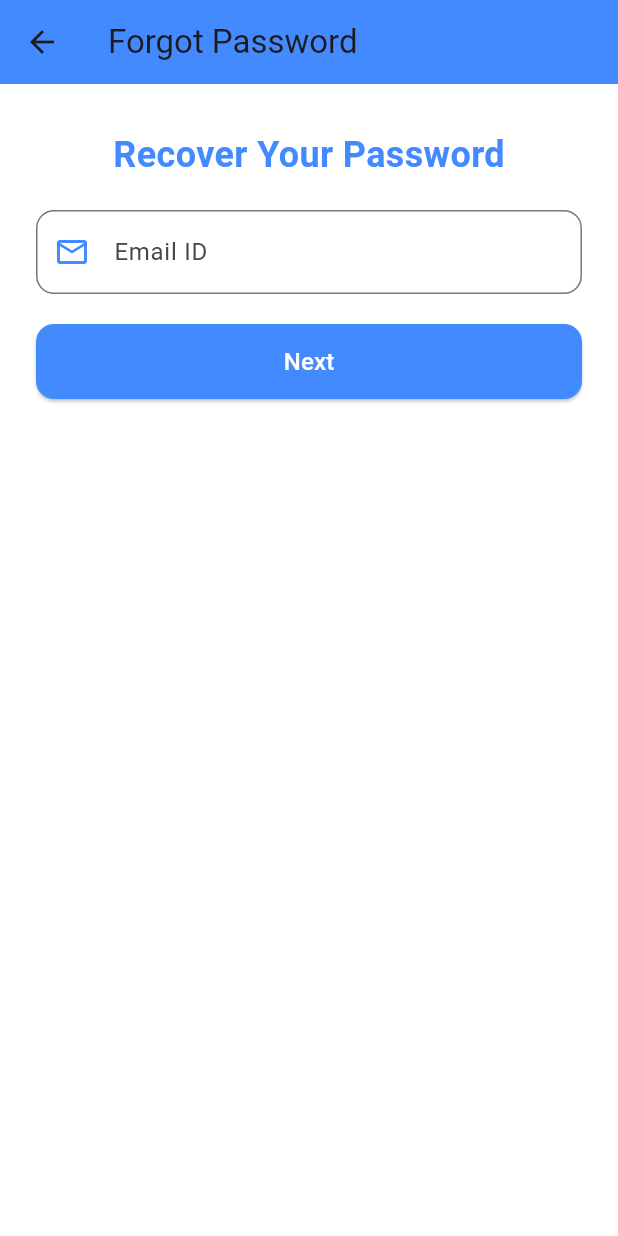
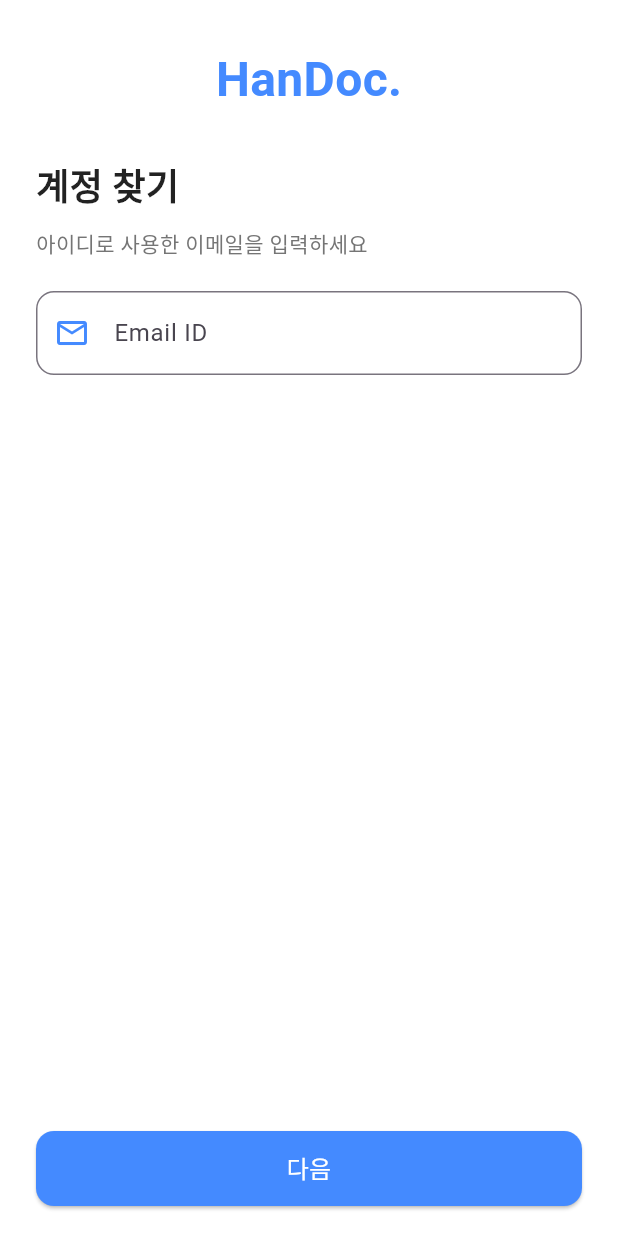
Before and after one commit to open-source-sw-project/app, a Flutter app: the ForgotPasswordScreen screen opened by its route, on a phone screen of 412 x 824 dp. Run offline on Flutter 3.47's test engine with Material 3 defaults, Android fonts, the phone set to English and light mode, and no system bars; our stand-ins replace image_picker; Roboto replaces fonts that are missing (Cursive).

Commit message:
profile, forgot_password, log_in design update

```diff
--- a/lib/screen/forgot_password.dart
+++ b/lib/screen/forgot_password.dart
@@ -21,28 +21,52 @@ class _ForgotPasswordScreenState extends State<ForgotPasswordScreen> {
   Widget build(BuildContext context) {
     return Scaffold(
       backgroundColor: Colors.white,
-      appBar: AppBar(
-        title: const Text('Forgot Password'),
-        backgroundColor: Colors.blueAccent,
-      ),
       body: SafeArea(
-        child: Padding(
+        child: Column(
+          children: [
+            Expanded(
+              child: SingleChildScrollView(
                 padding: const EdgeInsets.symmetric(horizontal: 24.0),
                 child: Column(
                   crossAxisAlignment: CrossAxisAlignment.start,
                   children: [
                     const SizedBox(height: 30),
+                    // App Logo
                     const Center(
                       child: Text(
-                  'Recover Your Password',
+                        'HanDoc.',
                         style: TextStyle(
-                    fontSize: 24,
+                          fontFamily: 'Cursive',
+                          fontSize: 32,
                           fontWeight: FontWeight.bold,
                           color: Colors.blueAccent,
                         ),
                       ),
                     ),
-              const SizedBox(height: 20),
+                    const SizedBox(height: 30),
+                    // Fine Email Text
+                    Column(
+                      crossAxisAlignment: CrossAxisAlignment.start,
+                      children: [
+                        const Text(
+                          '계정 찾기',
+                          style: TextStyle(
+                            fontSize: 24,
+                            fontWeight: FontWeight.w600,
+                            color: Colors.black87,
+                          ),
+                        ),
+                        const SizedBox(height: 10),
+                        Text(
+                          '아이디로 사용한 이메일을 입력하세요\n',
+                          textAlign: TextAlign.start,
+                          style: TextStyle(
+                            fontSize: 14,
+                            color: Colors.grey[600],
+                          ),
+                        ),
+                      ],
+                    ),
                     TextField(
                       controller: emailController,
                       decoration: InputDecoration(
@@ -50,32 +74,26 @@ class _ForgotPasswordScreenState extends State<ForgotPasswordScreen> {
                         errorText: emailError,
                         border: OutlineInputBorder(
                           borderRadius: BorderRadius.circular(12),
-                    borderSide: const BorderSide(color: Colors.blueAccent),
+                          borderSide:
+                          const BorderSide(color: Colors.blueAccent),
                         ),
-                  prefixIcon:
-                  const Icon(Icons.email_outlined, color: Colors.blueAccent),
+                        prefixIcon: const Icon(Icons.email_outlined,
+                            color: Colors.blueAccent),
                       ),
                     ),
-              const SizedBox(height: 20),
-              SizedBox(
+                  ],
+                ),
+              ),
+            ),
+            Padding(
+              padding: const EdgeInsets.symmetric(horizontal: 24.0),
+              child: SizedBox(
                 width: double.infinity,
                 height: 50,
                 child: ElevatedButton(
                   onPressed: () {
                     final email = emailController.text.trim();
-                    // Handle Check Name And PhoneNumber
                     Navigator.pushNamed(context, '/checkIdentity');
-                    /*
-                    if (isEmailValid(email)) {
-                      // 이메일이 유효하면 '/checkIdentity' 경로로 이동
-                      Navigator.pushNamed(context, '/checkIdentity');
-                    } else {
-                      // 유효하지 않을 경우 에러 메시지 표시
-                      setState(() {
-                        emailError = "This email does not exist.";
-                      });
-                    }
-                    */
                   },
                   style: ElevatedButton.styleFrom(
                     backgroundColor: Colors.blueAccent,
@@ -84,13 +102,14 @@ class _ForgotPasswordScreenState extends State<ForgotPasswordScreen> {
                     ),
                   ),
                   child: const Text(
-                    'Next',
+                    '다음',
                     style: TextStyle(fontSize: 16, color: Colors.white),
                   ),
                 ),
               ),
+            ),
+            const SizedBox(height: 20), // 하단 여백 추가
           ],
-          ),
         ),
       ),
     );
--- a/lib/screen/log_in.dart
+++ b/lib/screen/log_in.dart
@@ -41,7 +41,7 @@ class LogInScreen extends StatelessWidget {
                     ),
                     const SizedBox(height: 10),
                     Text(
-                      'Please enter your email id or password\nto Sign In',
+                      '로그인에 필요한 아이디와 비밀번호를 입력하세요\n',
                       textAlign: TextAlign.center,
                       style: TextStyle(
                         fontSize: 14,
@@ -93,9 +93,11 @@ class LogInScreen extends StatelessWidget {
                   ),
                 ),
               ),
-              const SizedBox(height: 30),
+              const SizedBox(height: 10),
               // Sign In Button
-              SizedBox(
+              Padding(
+                padding: const EdgeInsets.symmetric(horizontal: 24.0),
+                child: SizedBox(
                   width: double.infinity,
                   height: 50,
                   child: ElevatedButton(
@@ -110,8 +112,9 @@ class LogInScreen extends StatelessWidget {
                       ),
                     ),
                     child: const Text(
-                    'Sign In',
+                      '로그인',
                       style: TextStyle(fontSize: 16, color: Colors.white),
+                    ),
                   ),
                 ),
               ),
--- a/lib/screen/profile.dart
+++ b/lib/screen/profile.dart
@@ -33,7 +33,7 @@ class ProfileScreen extends StatelessWidget {
             // My previous log 버튼
             ListTile(
               leading: const Icon(Icons.article, color: Colors.blueAccent),
-              title: const Text('My previous log'),
+              title: const Text('최근 기록'),
               trailing: const Icon(Icons.arrow_forward_ios),
               onTap: () {
                 _showLogsDialog(context); // 팝업 표시
@@ -42,8 +42,18 @@ class ProfileScreen extends StatelessWidget {
             const Divider(),
             // Logout 버튼
             ListTile(
+              leading: const Icon(Icons.person_outline, color: Colors.blueAccent),
+              title: const Text('내 정보 수정'),
+              trailing: const Icon(Icons.arrow_forward_ios),
+              /*onTap: () {
+
+              },*/
+            ),
+            const Divider(),
+            // Logout 버튼
+            ListTile(
               leading: const Icon(Icons.logout, color: Colors.redAccent),
-              title: const Text('Logout'),
+              title: const Text('로그아웃'),
               trailing: const Icon(Icons.arrow_forward_ios),
               onTap: () {
                 _logout(context);
@@ -61,7 +71,7 @@ class ProfileScreen extends StatelessWidget {
       context: context,
       builder: (BuildContext context) {
         return AlertDialog(
-          title: const Text('Previous Logs'),
+          title: const Text('최근 기록'),
           content: SizedBox(
             height: 300,
             child: FutureBuilder<List<Log>>(
--- a/lib/screen/set_up_profile.dart
+++ b/lib/screen/set_up_profile.dart
@@ -11,7 +11,7 @@ class SetUpProfileScreen extends StatelessWidget {
         backgroundColor: Colors.blueAccent,
         elevation: 0,
         title: const Text(
-          'Set Up Profile',
+          '개인정보 설정',
           style: TextStyle(color: Colors.white),
         ),
         centerTitle: true,
@@ -61,14 +61,14 @@ class SetUpProfileScreen extends StatelessWidget {
                 ),
                 const SizedBox(height: 10),
                 const Text(
-                  'Profile Picture',
+                  '프로필 사진',
                   style: TextStyle(fontSize: 16, color: Colors.grey),
                 ),
                 const SizedBox(height: 30),
                 // First Name
                 TextField(
                   decoration: InputDecoration(
-                    labelText: 'First Name',
+                    labelText: '이름',
                     border: OutlineInputBorder(
                       borderRadius: BorderRadius.circular(12),
                       borderSide: const BorderSide(color: Colors.blueAccent),
@@ -81,7 +81,7 @@ class SetUpProfileScreen extends StatelessWidget {
                 // Last Name
                 TextField(
                   decoration: InputDecoration(
-                    labelText: 'Last Name',
+                    labelText: '성',
                     border: OutlineInputBorder(
                       borderRadius: BorderRadius.circular(12),
                       borderSide: const BorderSide(color: Colors.blueAccent),
@@ -95,7 +95,7 @@ class SetUpProfileScreen extends StatelessWidget {
                 TextField(
                   keyboardType: TextInputType.phone,
                   decoration: InputDecoration(
-                    labelText: 'Mobile Number',
+                    labelText: '전화번호',
                     border: OutlineInputBorder(
                       borderRadius: BorderRadius.circular(12),
                       borderSide: const BorderSide(color: Colors.blueAccent),
@@ -108,7 +108,7 @@ class SetUpProfileScreen extends StatelessWidget {
                 // Date of Birth
                 TextField(
                   decoration: InputDecoration(
-                    labelText: 'Date of Birth',
+                    labelText: '생년월일',
                     border: OutlineInputBorder(
                       borderRadius: BorderRadius.circular(12),
                       borderSide: const BorderSide(color: Colors.blueAccent),
@@ -138,6 +138,7 @@ class SetUpProfileScreen extends StatelessWidget {
                   child: ElevatedButton(
                     onPressed: () {
                       // Handle Sign Up Completion
+                      Navigator.pushNamed(context, '/login');
                     },
                     style: ElevatedButton.styleFrom(
                       backgroundColor: Colors.blueAccent,
@@ -146,7 +147,7 @@ class SetUpProfileScreen extends StatelessWidget {
                       ),
                     ),
                     child: const Text(
-                      'Sign Up',
+                      '가입하기',
                       style: TextStyle(fontSize: 16, color: Colors.white),
                     ),
                   ),
--- a/lib/screen/sign_up.dart
+++ b/lib/screen/sign_up.dart
@@ -32,16 +32,16 @@ class SignUpScreen extends StatelessWidget {
                 child: Column(
                   children: [
                     const Text(
-                      'Sign Up',
+                      '회원가입',
                       style: TextStyle(
                         fontSize: 24,
                         fontWeight: FontWeight.w600,
-                        color: Colors.black87,
+                        color: Colors.indigo,
                       ),
                     ),
                     const SizedBox(height: 10),
                     Text(
-                      'Please enter your Email ID to Sign Up.',
+                      '아이디로 사용할 이메일과 비밀번호를 입력하세요',
                       textAlign: TextAlign.center,
                       style: TextStyle(
                         fontSize: 14,
```
Also changed, not shown: lib/screen/check_name_number.dart (+45 -12 lines), lib/screen/reset_password_screen.dart (+50 -15 lines). Lines whose indentation alone changed are shown as unchanged.
